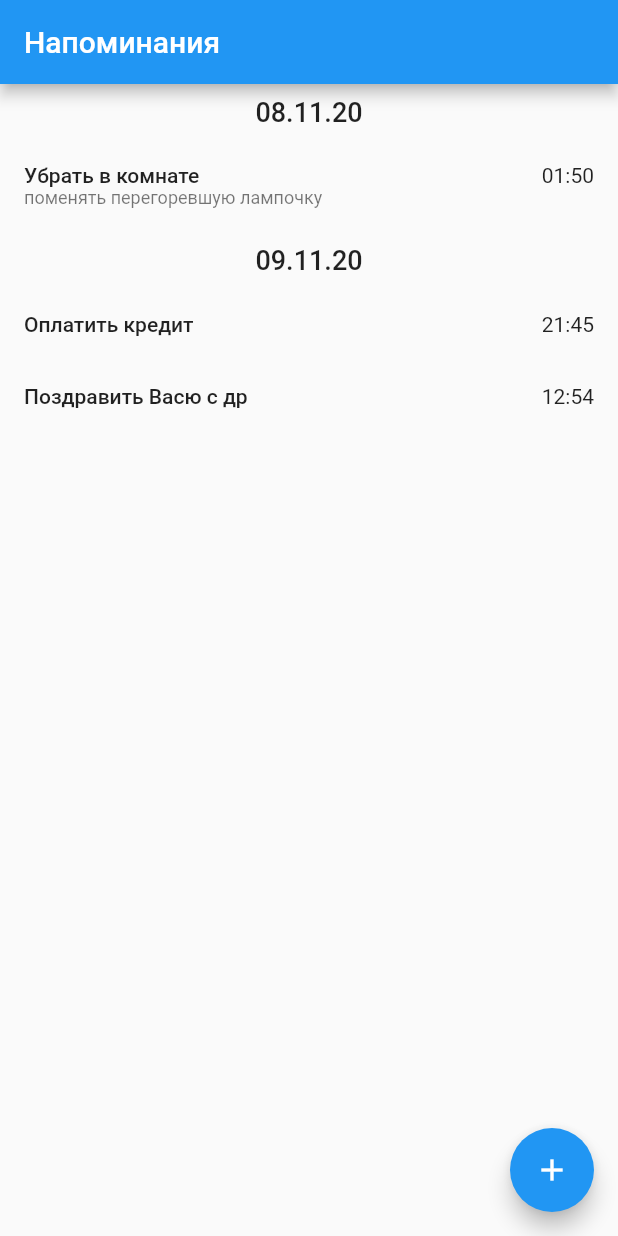
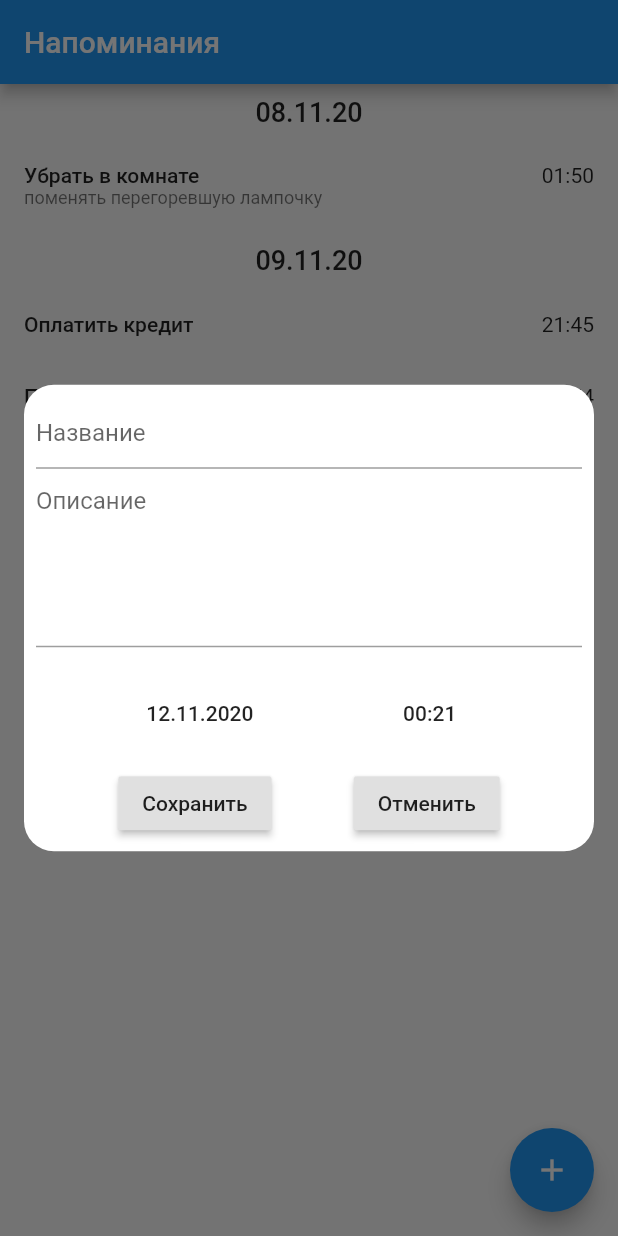
Before and after one commit to rockstar4095/reminder_flutter_app, a Flutter app: the screen it shows after launch, after a tap on the "add" icon, on a phone screen of 412 x 824 dp. Run offline on Flutter 3.47's test engine with Material 2 defaults, Android fonts, the phone set to English and light mode, and no system bars.

Commit message:
ReminderDialog with temporal layout was created.

```diff
--- a/lib/main.dart
+++ b/lib/main.dart
@@ -1,5 +1,5 @@
 import 'package:flutter/material.dart';
-import 'package:reminder_flutter_app/screens/main_screen.dart';
+import 'package:reminder_flutter_app/screens/mainscreen/main_screen.dart';
 
 void main() => runApp(App());
 
--- a/lib/screens/main_screen.dart
+++ b/lib/screens/mainscreen/main_screen.dart
@@ -1,6 +1,7 @@
 import 'package:flutter/material.dart';
 import 'package:reminder_flutter_app/model/reminder.dart';
-import 'package:reminder_flutter_app/screens/reminder_item.dart';
+import 'package:reminder_flutter_app/screens/mainscreen/reminder_dialog.dart';
+import 'package:reminder_flutter_app/screens/mainscreen/reminder_item.dart';
 
 class MainScreen extends StatelessWidget {
   @override
@@ -10,7 +11,7 @@ class MainScreen extends StatelessWidget {
         title: Text('Напоминания'),
       ),
       floatingActionButton: FloatingActionButton(
-        onPressed: () {},
+        onPressed: () => ReminderDialog.open(context),
         child: Icon(Icons.add),
       ),
       body: _remindersList(context, _reminders),
--- /dev/null
+++ b/lib/screens/mainscreen/reminder_dialog.dart
@@ -0,0 +1,117 @@
+import 'package:flutter/material.dart';
+
+class ReminderDialog {
+  static void open(BuildContext context) => showModalBottomSheet(
+        context: context,
+        isScrollControlled: true,
+        backgroundColor: Colors.transparent,
+        builder: (context) => _ReminderDialog(),
+      );
+}
+
+class _ReminderDialog extends StatelessWidget {
+  @override
+  Widget build(BuildContext context) {
+    return Padding(
+      padding: EdgeInsets.only(
+        bottom: MediaQuery.of(context).viewInsets.bottom,
+      ),
+      child: Container(
+        height: double.infinity,
+        alignment: Alignment.center,
+        child: SingleChildScrollView(
+          child: Container(
+            margin: const EdgeInsets.symmetric(vertical: 32, horizontal: 16),
+            decoration: BoxDecoration(
+              color: Colors.white,
+              borderRadius: BorderRadius.all(Radius.circular(20)),
+            ),
+            child: _body(context),
+          ),
+        ),
+      ),
+    );
+  }
+
+  Widget _body(BuildContext context) => Padding(
+        padding: const EdgeInsets.all(8.0),
+        child: Column(
+          children: [
+            _titleField(),
+            _descriptionField(),
+            SizedBox(height: 20),
+            Row(
+              mainAxisAlignment: MainAxisAlignment.spaceEvenly,
+              children: [
+                _dateField(context),
+                _timeField(context),
+              ],
+            ),
+            SizedBox(height: 12),
+            Row(
+              mainAxisAlignment: MainAxisAlignment.spaceEvenly,
+              children: [
+                _save(),
+                _cancel(context),
+              ],
+            ),
+          ],
+        ),
+      );
+
+  Widget _titleField() => TextField(
+        decoration: InputDecoration(
+          hintText: 'Название',
+        ),
+      );
+
+  Widget _descriptionField() => TextField(
+        maxLines: 5,
+        decoration: InputDecoration(
+          hintText: 'Описание',
+        ),
+      );
+
+  Widget _dateField(BuildContext context) => FlatButton(
+        child: Text('12.11.2020'),
+        onPressed: () {
+          _unfocus(context);
+          showDatePicker(
+            context: context,
+            initialDate: DateTime.now(),
+            firstDate: DateTime.now(),
+            lastDate: DateTime.now(),
+          );
+        },
+      );
+
+  Widget _timeField(BuildContext context) => FlatButton(
+        child: Text('00:21'),
+        onPressed: () {
+          _unfocus(context);
+          showTimePicker(
+            context: context,
+            initialTime: TimeOfDay.now(),
+          );
+        },
+      );
+
+  void _unfocus(BuildContext context) {
+    FocusScopeNode focusScope = FocusScope.of(context);
+    if (!focusScope.hasPrimaryFocus) {
+      focusScope.unfocus();
+    }
+  }
+
+  Widget _save() => RaisedButton(
+        child: Text('Сохранить'),
+        onPressed: () {},
+      );
+
+  Widget _cancel(BuildContext context) => RaisedButton(
+        child: Text('Отменить'),
+        onPressed: () {
+          Navigator.of(context).pop();
+        },
+      );
+}
```
Also changed, not shown: lib/screens/mainscreen/reminder_item.dart (renamed from lib/screens/reminder_item.dart).
